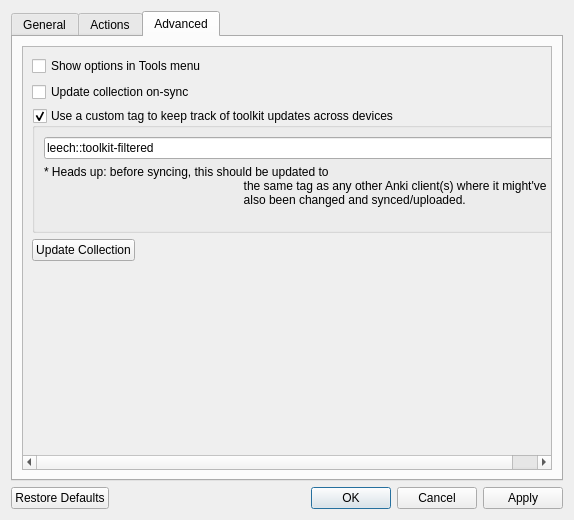
Above: res/ui/options_dialog.ui from iamjustkoi/LeechToolkit before the change. Below: the same form after it.
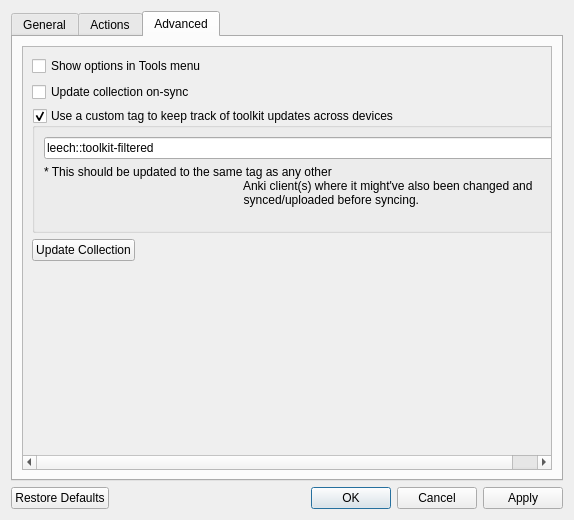
That is the form after the change.

Commit message: Implemeneted deck lapse-updates and action syncing

Diff of the .ui file:
```diff
--- a/res/ui/options_dialog.ui
+++ b/res/ui/options_dialog.ui
@@ -259,7 +259,7 @@
                                     <x>0</x>
                                     <y>0</y>
                                     <width>530</width>
-                                    <height>191</height>
+                                    <height>178</height>
                                 </rect>
                             </property>
                             <property name="sizePolicy">
@@ -316,9 +316,9 @@
                                             <item>
                                                 <widget class="QLabel" name="label">
                                                     <property name="text">
-                                                        <string>* Heads up: before syncing, this should be updated to
-                                                            the same tag as any other Anki client(s) where it might've
-                                                            also been changed and synced/uploaded.
+                                                        <string>* This should be updated to the same tag as any other
+                                                            Anki client(s) where it might've also been changed and
+                                                            synced/uploaded before syncing.
                                                         </string>
                                                     </property>
                                                     <property name="wordWrap">
```
Left out of the diff: 2 changed lines with no effect on the pictures. Lines whose indentation alone changed are shown as unchanged. The commit also changes 6 other files.
